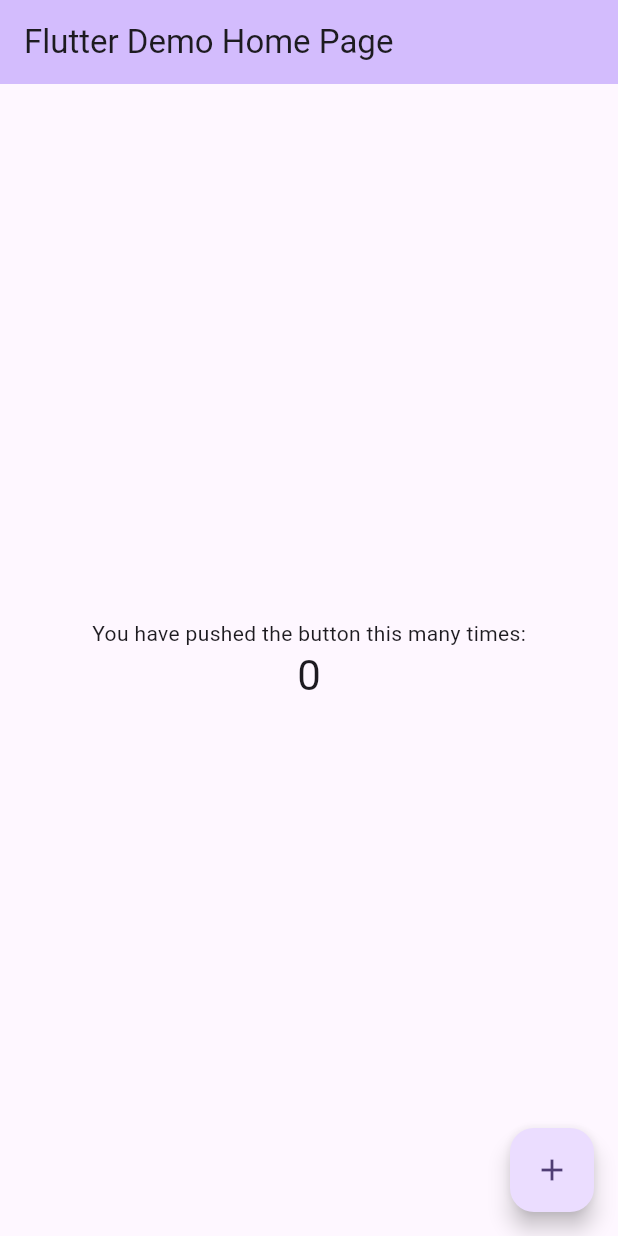
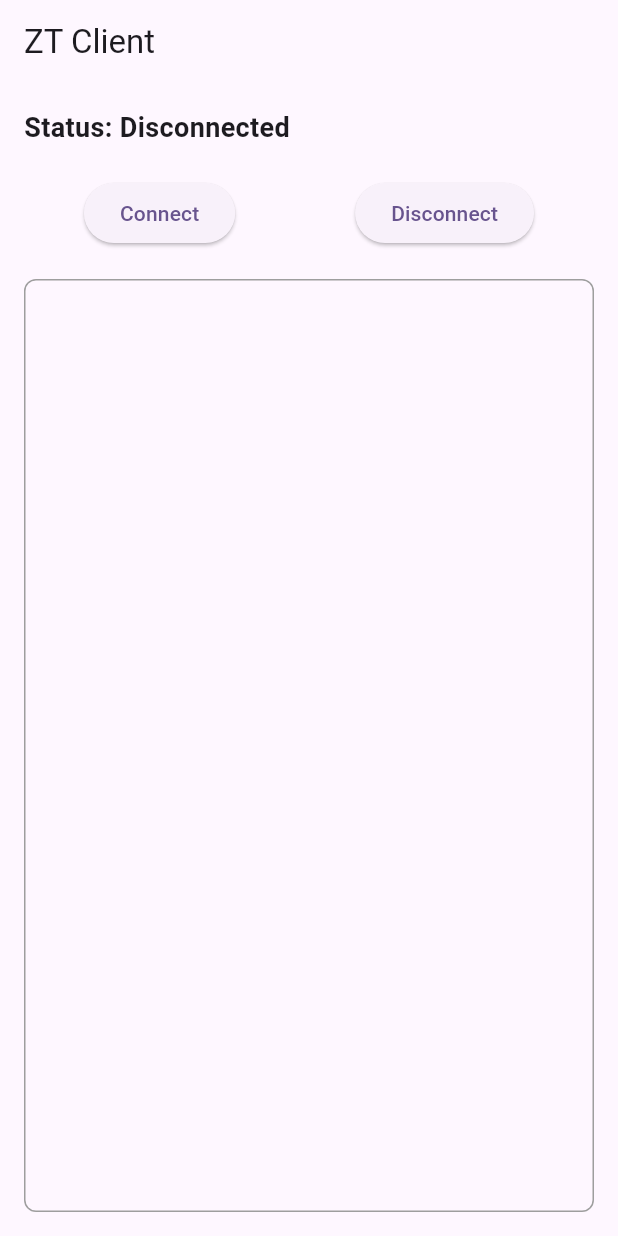
Before and after one commit to ciriti/ZTC, a Flutter app: the screen it shows after launch, on a phone screen of 412 x 824 dp. Run offline on Flutter 3.47's test engine with Material 3 defaults, Android fonts, the light colour scheme and no system bars.

Commit message:
ZTC UI (#2)

```diff
--- a/lib/main.dart
+++ b/lib/main.dart
@@ -1,69 +1,22 @@
 import 'package:flutter/material.dart';
+import 'package:ztc/screens/ztchomepage.dart';
 
 void main() {
-  runApp(const MyApp());
+  runApp(const ZTCApp());
 }
 
-class MyApp extends StatelessWidget {
-  const MyApp({super.key});
+class ZTCApp extends StatelessWidget {
+  const ZTCApp({super.key});
 
   @override
   Widget build(BuildContext context) {
     return MaterialApp(
-      title: 'Flutter Demo',
+      title: 'ZT Client',
       theme: ThemeData(
         colorScheme: ColorScheme.fromSeed(seedColor: Colors.deepPurple),
         useMaterial3: true,
       ),
-      home: const MyHomePage(title: 'Flutter Demo Home Page'),
+      home: const ZTCHomePage(),
     );
   }
 }
-
-class MyHomePage extends StatefulWidget {
-  const MyHomePage({super.key, required this.title});
-
-  final String title;
-
-  @override
-  State<MyHomePage> createState() => _MyHomePageState();
-}
-
-class _MyHomePageState extends State<MyHomePage> {
-  int _counter = 0;
-
-  void _incrementCounter() {
-    setState(() {
-      _counter++;
-    });
-  }
-
-  @override
-  Widget build(BuildContext context) {
-    return Scaffold(
-      appBar: AppBar(
-        backgroundColor: Theme.of(context).colorScheme.inversePrimary,
-        title: Text(widget.title),
-      ),
-      body: Center(
-        child: Column(
-          mainAxisAlignment: MainAxisAlignment.center,
-          children: <Widget>[
-            const Text(
-              'You have pushed the button this many times:',
-            ),
-            Text(
-              '$_counter',
-              style: Theme.of(context).textTheme.headlineMedium,
-            ),
-          ],
-        ),
-      ),
-      floatingActionButton: FloatingActionButton(
-        onPressed: _incrementCounter,
-        tooltip: 'Increment',
-        child: const Icon(Icons.add),
-      ),
-    );
-  }
-}
--- /dev/null
+++ b/lib/screens/widgets.dart
@@ -0,0 +1,74 @@
+import 'package:flutter/material.dart';
+
+class Buttons extends StatelessWidget {
+  final VoidCallback onConnect;
+  final VoidCallback onDisconnect;
+
+  const Buttons({
+    super.key,
+    required this.onConnect,
+    required this.onDisconnect,
+  });
+
+  @override
+  Widget build(BuildContext context) {
+    return Row(
+      mainAxisAlignment: MainAxisAlignment.spaceAround,
+      children: [
+        ElevatedButton(
+          onPressed: onConnect,
+          child: const Text('Connect'),
+        ),
+        ElevatedButton(
+          onPressed: onDisconnect,
+          child: const Text('Disconnect'),
+        ),
+      ],
+    );
+  }
+}
+
+class Logs extends StatelessWidget {
+  const Logs({
+    super.key,
+    required List<String> log,
+  }) : _log = log;
+
+  final List<String> _log;
+
+  @override
+  Widget build(BuildContext context) {
+    return Expanded(
+      child: Container(
+        padding: const EdgeInsets.all(8.0),
+        decoration: BoxDecoration(
+          border: Border.all(color: Colors.grey),
+          borderRadius: BorderRadius.circular(8.0),
+        ),
+        child: ListView.builder(
+          itemCount: _log.length,
+          itemBuilder: (context, index) {
+            return Text(_log[index]);
+          },
+        ),
+      ),
+    );
+  }
+}
+
+class Status extends StatelessWidget {
+  const Status({
+    super.key,
+    required String status,
+  }) : _status = status;
+
+  final String _status;
+
+  @override
+  Widget build(BuildContext context) {
+    return Text(
+      'Status: $_status',
+      style: const TextStyle(fontSize: 18, fontWeight: FontWeight.bold),
+    );
+  }
+}
--- /dev/null
+++ b/lib/screens/ztchomepage.dart
@@ -0,0 +1,52 @@
+import 'package:flutter/material.dart';
+import 'package:ztc/screens/widgets.dart';
+
+class ZTCHomePage extends StatefulWidget {
+  const ZTCHomePage({super.key});
+
+  @override
+  ZTCHomePageState createState() => ZTCHomePageState();
+}
+
+class ZTCHomePageState extends State<ZTCHomePage> {
+  String _status = 'Disconnected';
+  final List<String> _log = [];
+
+  void _connect() {
+    setState(() {
+      _log.add('Attempting to connect...');
+      _status = 'Connected';
+      _log.add('Connection successful! Daemon status: Connected');
+    });
+  }
+
+  void _disconnect() {
+    setState(() {
+      _log.add('Attempting to disconnect...');
+      _status = 'Disconnected';
+      _log.add('Disconnection successful! Daemon status: Disconnected');
+    });
+  }
+
+  @override
+  Widget build(BuildContext context) {
+    return Scaffold(
+      appBar: AppBar(
+        title: const Text('ZT Client'),
+      ),
+      body: Padding(
+        padding: const EdgeInsets.all(16.0),
+        child: Column(
+          crossAxisAlignment: CrossAxisAlignment.stretch,
+          children: [
+            Status(status: _status),
+            const SizedBox(height: 20),
+            Buttons(onConnect: _connect, onDisconnect: _disconnect),
+            const SizedBox(height: 20),
+            Logs(log: _log),
+          ],
+        ),
+      ),
+    );
+  }
+}
--- /dev/null
+++ b/ui_test/app_test.dart
@@ -0,0 +1,24 @@
+import 'package:flutter_test/flutter_test.dart';
+import 'package:ztc/main.dart';
+
+void main() {
+  testWidgets('Check if status text updates correctly when buttons are pressed',
+      (WidgetTester tester) async {
+    await tester.pumpWidget(const ZTCApp());
+
+    expect(find.text('Status: Disconnected'), findsOneWidget);
+    expect(find.text('Status: Connected'), findsNothing);
+
+    await tester.tap(find.text('Connect'));
+    await tester.pump();
+
+    expect(find.text('Status: Connected'), findsOneWidget);
+    expect(find.text('Status: Disconnected'), findsNothing);
+
+    await tester.tap(find.text('Disconnect'));
+    await tester.pump();
+
+    expect(find.text('Status: Disconnected'), findsOneWidget);
+    expect(find.text('Status: Connected'), findsNothing);
+  });
+}
```
Also changed, not shown: 15 other files.
